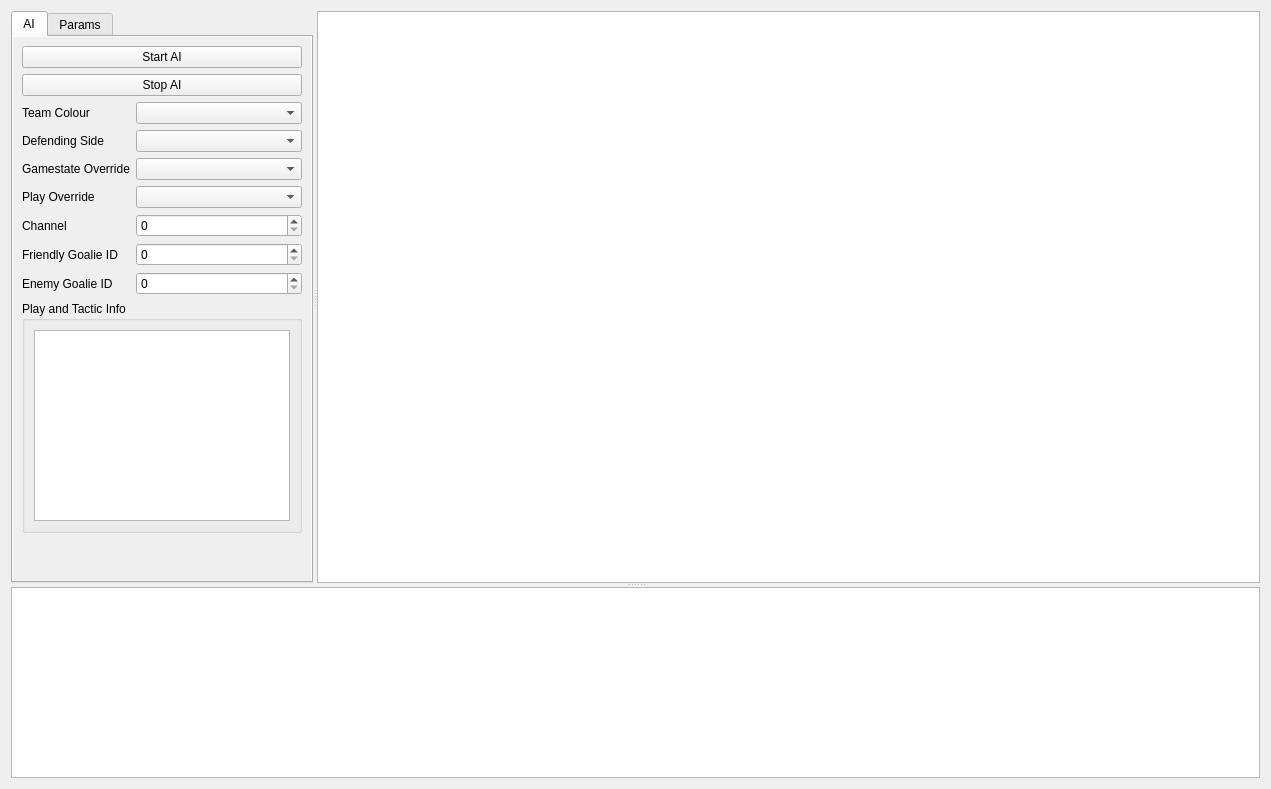
This is src/software/gui/full_system/ui/main_widget.ui in UBC-Thunderbots/Software as Qt 5 draws it before an edit. The edited form follows.
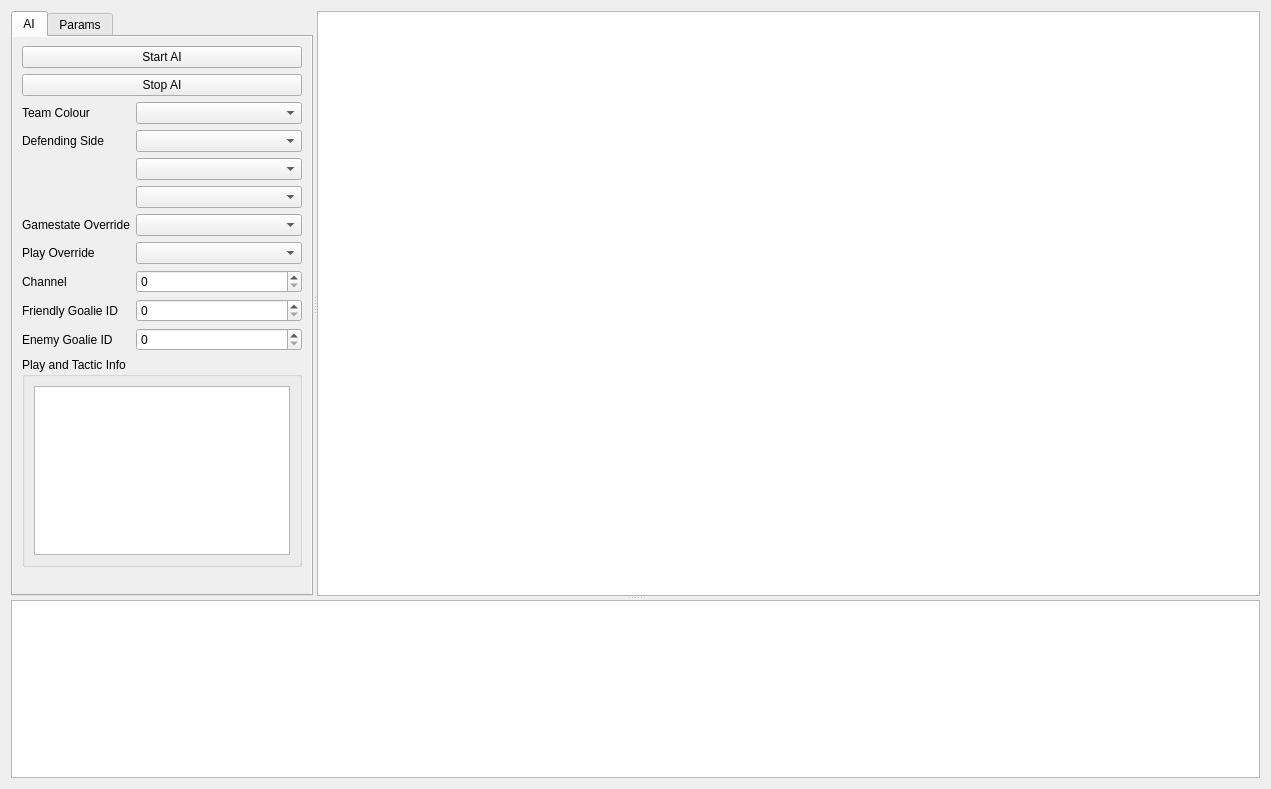
This is the edited form. Custom widgets are drawn as their Qt base class.

Commit message: created new combo boxes and setup override functions, now need to imlpement the functions and edit sensor fusion

Diff of the .ui file:
```diff
--- a/src/software/gui/full_system/ui/main_widget.ui
+++ b/src/software/gui/full_system/ui/main_widget.ui
@@ -96,24 +96,24 @@
          </item>
          <item>
           <layout class="QFormLayout" name="ai_config_combobox_layout">
-           <item row="2" column="0">
+           <item row="4" column="0">
             <widget class="QLabel" name="gamestate_override_label">
              <property name="text">
               <string>Gamestate Override</string>
              </property>
             </widget>
            </item>
-           <item row="2" column="1">
+           <item row="4" column="1">
             <widget class="QComboBox" name="gamestate_override_combo_box"/>
            </item>
-           <item row="3" column="0">
+           <item row="5" column="0">
             <widget class="QLabel" name="play_override_label">
              <property name="text">
               <string>Play Override</string>
              </property>
             </widget>
            </item>
-           <item row="3" column="1">
+           <item row="5" column="1">
             <widget class="QComboBox" name="play_override_combo_box"/>
            </item>
            <item row="1" column="0">
@@ -136,36 +136,42 @@
            <item row="0" column="1">
             <widget class="QComboBox" name="team_colour_combo_box"/>
            </item>
-           <item row="4" column="0">
+           <item row="6" column="0">
             <widget class="QLabel" name="channel_label">
              <property name="text">
               <string>Channel</string>
              </property>
             </widget>
            </item>
-           <item row="4" column="1">
+           <item row="6" column="1">
             <widget class="QSpinBox" name="channel_spin_box"/>
            </item>
-           <item row="5" column="0">
+           <item row="7" column="0">
             <widget class="QLabel" name="friendly_goalie_id_label">
              <property name="text">
               <string>Friendly Goalie ID</string>
              </property>
             </widget>
            </item>
-           <item row="5" column="1">
+           <item row="7" column="1">
             <widget class="QSpinBox" name="friendly_goalie_id_spin_box"/>
            </item>
-           <item row="6" column="0">
+           <item row="8" column="0">
             <widget class="QLabel" name="enemy_goalie_id_label">
              <property name="text">
               <string>Enemy Goalie ID</string>
              </property>
             </widget>
            </item>
-           <item row="6" column="1">
+           <item row="8" column="1">
             <widget class="QSpinBox" name="enemy_goalie_id_spin_box"/>
            </item>
+           <item row="3" column="1">
+            <widget class="QComboBox" name="friendly_goalie_id_combo_box"/>
+           </item>
+           <item row="2" column="1">
+            <widget class="QComboBox" name="enemy_goalie_id_combo_box"/>
+           </item>
           </layout>
          </item>
          <item>
@@ -183,8 +189,8 @@
                <string>&lt;!DOCTYPE HTML PUBLIC &quot;-//W3C//DTD HTML 4.0//EN&quot; &quot;http://www.w3.org/TR/REC-html40/strict.dtd&quot;&gt;
 &lt;html&gt;&lt;head&gt;&lt;meta name=&quot;qrichtext&quot; content=&quot;1&quot; /&gt;&lt;style type=&quot;text/css&quot;&gt;
 p, li { white-space: pre-wrap; }
-&lt;/style&gt;&lt;/head&gt;&lt;body style=&quot; font-family:'Sans Serif'; font-size:9pt; font-weight:400; font-style:normal;&quot;&gt;
-&lt;p style=&quot;-qt-paragraph-type:empty; margin-top:0px; margin-bottom:0px; margin-left:0px; margin-right:0px; -qt-block-indent:0; text-indent:0px;&quot;&gt;&lt;br /&gt;&lt;/p&gt;&lt;/body&gt;&lt;/html&gt;</string>
+&lt;/style&gt;&lt;/head&gt;&lt;body style=&quot; font-family:'Ubuntu'; font-size:11pt; font-weight:400; font-style:normal;&quot;&gt;
+&lt;p style=&quot;-qt-paragraph-type:empty; margin-top:0px; margin-bottom:0px; margin-left:0px; margin-right:0px; -qt-block-indent:0; text-indent:0px; font-family:'Sans Serif'; font-size:9pt;&quot;&gt;&lt;br /&gt;&lt;/p&gt;&lt;/body&gt;&lt;/html&gt;</string>
               </property>
              </widget>
             </item>
```
The commit also changes 1 other file.
